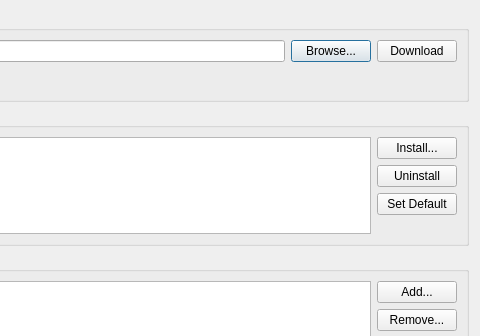
This is Source/UI/RustInstaller.ui in krre/afterglow as Qt 5 draws it before an edit; both pictures show x 332 to 812 and y 0 to 336 of the 812 by 600 pixel window. The edited form follows.
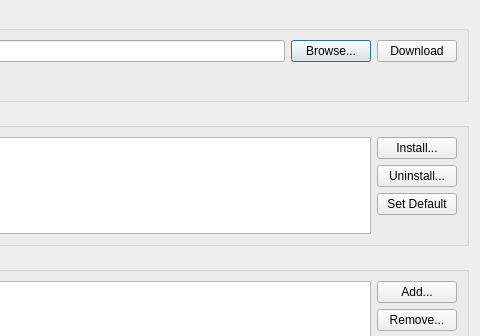
This is the edited form.

Commit message: Add Install Toolchain form

The edit to the form file:
```diff
--- a/Source/UI/RustInstaller.ui
+++ b/Source/UI/RustInstaller.ui
@@ -106,7 +106,7 @@
         <item>
          <widget class="QPushButton" name="pushButtonUninstallToolchain">
           <property name="text">
-           <string>Uninstall</string>
+           <string>Uninstall...</string>
           </property>
          </widget>
         </item>
```
The commit also changes 6 other files.
